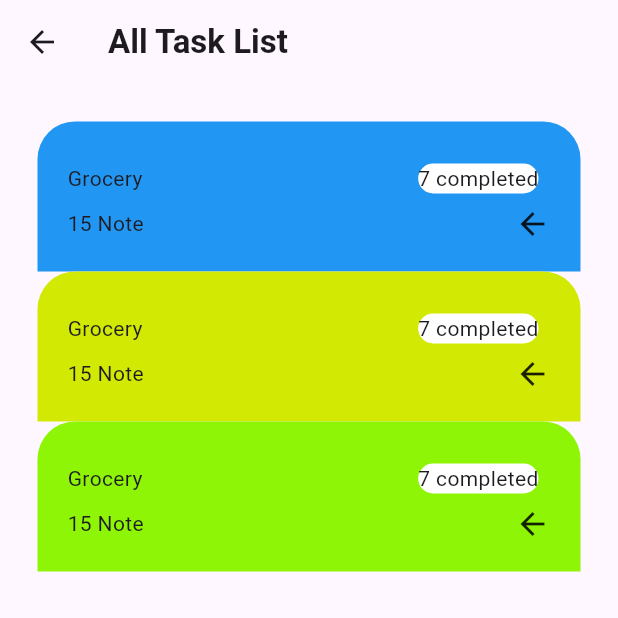
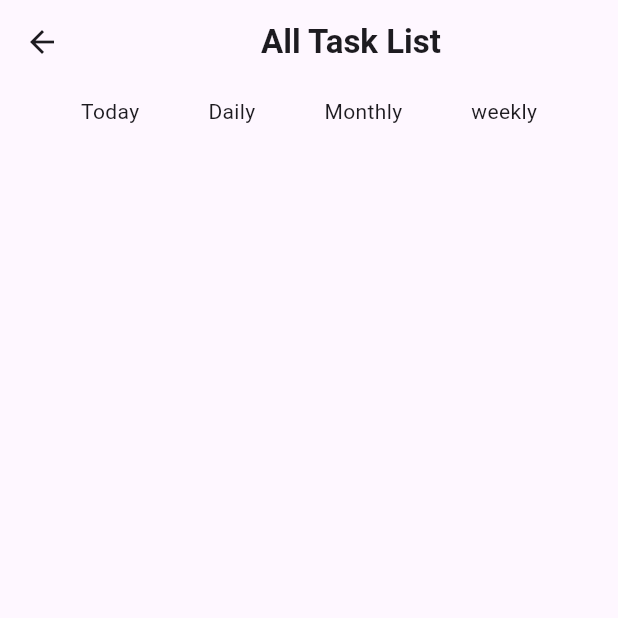
Before and after one commit to KALU56/friday_code_night, a Flutter app: the screen it shows after launch, after a tap on "All", on a phone screen of 412 x 824 dp, the top half of it. Run offline on Flutter 3.47's test engine with Material 3 defaults, Android fonts, the light colour scheme and no system bars; our stand-ins replace google_fonts.

```diff
--- a/todo/lib/screens/all_detal.dart
+++ b/todo/lib/screens/all_detal.dart
@@ -1,143 +1,54 @@
 import 'package:flutter/material.dart';
 
-class AllDetal extends StatelessWidget {
+class AllDetal extends StatefulWidget {
   const AllDetal({super.key});
 
   @override
+  State<AllDetal> createState() => _AllDetalState();
+}
+
+class _AllDetalState extends State<AllDetal> {
+
+  @override
   Widget build(BuildContext context) {
-    return Scaffold(
+    return SafeArea(child: Scaffold(
            appBar: AppBar(
-        title: Text('All Task List',style: TextStyle(fontWeight: FontWeight.bold),)
+        title: Center(child: Text('All Task List',style: TextStyle(fontWeight: FontWeight.bold),))
 
       ),
-      body: Padding(
-        padding: const EdgeInsets.all(25.0),
-        child: Stack(
+      body: Column(
         children: [
-            Column(
-              children: [
-                Container(
-                  decoration: BoxDecoration(
-                    color: Colors.blue,
-                    borderRadius: BorderRadius.only(
-                      topLeft: Radius.circular(25.0),
-                      topRight: Radius.circular(25),
-                    ),
-                  ),
-                  width: double.infinity,
-
-                  child: Padding(
-                    padding: const EdgeInsets.all(20.0),
-                    child: Column(
-                      children: [
-                        Row(
-                          mainAxisAlignment: MainAxisAlignment.spaceBetween,
-                          children: [
-                            Text('Grocery'),
           Padding(
             padding: const EdgeInsets.all(8.0),
-                              child: Container(
-                                decoration: BoxDecoration(
-                                  color: Colors.white,
-                                  borderRadius: BorderRadius.circular(25),
+            child: Row(
+              mainAxisAlignment: MainAxisAlignment.spaceEvenly,
+              children: [
+                GestureDetector(
+                  onTap: (){},
+                  child: Text('Today'),
                 ),
+                 GestureDetector(
+                  onTap: (){},
+                  child: Text('Daily'),
+                ),
+                 GestureDetector(
+                  onTap: (){},
+                  child: Text('Monthly'),
+                ),
+                 GestureDetector(
+                  onTap: (){},
+                  child: Text('weekly'),
+                )
 
-                                child: Text('7 completed'),
-                              ),
-                            ),
+
               ],
             ),
-                        Row(
-                          mainAxisAlignment: MainAxisAlignment.spaceBetween,
-                          children: [Text('15 Note'), Icon(Icons.arrow_back)],
-                        ),
+          )
         ],
-                    ),
-                  ),
-                ), ////#1
-                Container(
-                  decoration: BoxDecoration(
-                    color: const Color.fromARGB(255, 210, 233, 3),
-                    borderRadius: BorderRadius.only(
-                      topLeft: Radius.circular(25.0),
-                      topRight: Radius.circular(25),
-                    ),
-                  ),
-                  width: double.infinity,
+      )
+    )
 
-                  child: Padding(
-                    padding: const EdgeInsets.all(20.0),
-                    child: Column(
-                      children: [
-                        Row(
-                          mainAxisAlignment: MainAxisAlignment.spaceBetween,
-                          children: [
-                            Text('Grocery'),
-                            Padding(
-                              padding: const EdgeInsets.all(8.0),
-                              child: Container(
-                                decoration: BoxDecoration(
-                                  color: Colors.white,
-                                  borderRadius: BorderRadius.circular(25),
-                                ),
 
-                                child: Text('7 completed'),
-                              ),
-                            ),
-                          ],
-                        ),
-                        Row(
-                          mainAxisAlignment: MainAxisAlignment.spaceBetween,
-                          children: [Text('15 Note'), Icon(Icons.arrow_back)],
-                        ),
-                      ],
-                    ),
-                  ),
-                ), /////#2
-                Container(
-                  decoration: BoxDecoration(
-                    color: const Color.fromARGB(255, 141, 245, 5),
-                    borderRadius: BorderRadius.only(
-                      topLeft: Radius.circular(25.0),
-                      topRight: Radius.circular(25),
-                    ),
-                  ),
-                  width: double.infinity,
-
-                  child: Padding(
-                    padding: const EdgeInsets.all(20.0),
-                    child: Column(
-                      children: [
-                        Row(
-                          mainAxisAlignment: MainAxisAlignment.spaceBetween,
-                          children: [
-                            Text('Grocery'),
-                            Padding(
-                              padding: const EdgeInsets.all(8.0),
-                              child: Container(
-                                decoration: BoxDecoration(
-                                  color: Colors.white,
-                                  borderRadius: BorderRadius.circular(25),
-                                ),
-
-                                child: Text('7 completed'),
-                              ),
-                            ),
-                          ],
-                        ),
-                        Row(
-                          mainAxisAlignment: MainAxisAlignment.spaceBetween,
-                          children: [Text('15 Note'), Icon(Icons.arrow_back)],
-                        ),
-                      ],
-                    ),
-                  ),
-                ), /////#3
-              ],
-            ),
-          ],
-        ),
-      ),
     );
   }
 }
```
Also changed, not shown: todo/lib/screens/all.dart (added, +143 -0 lines), todo/lib/screens/new_task.dart (added). Lines whose indentation alone changed are shown as unchanged.
